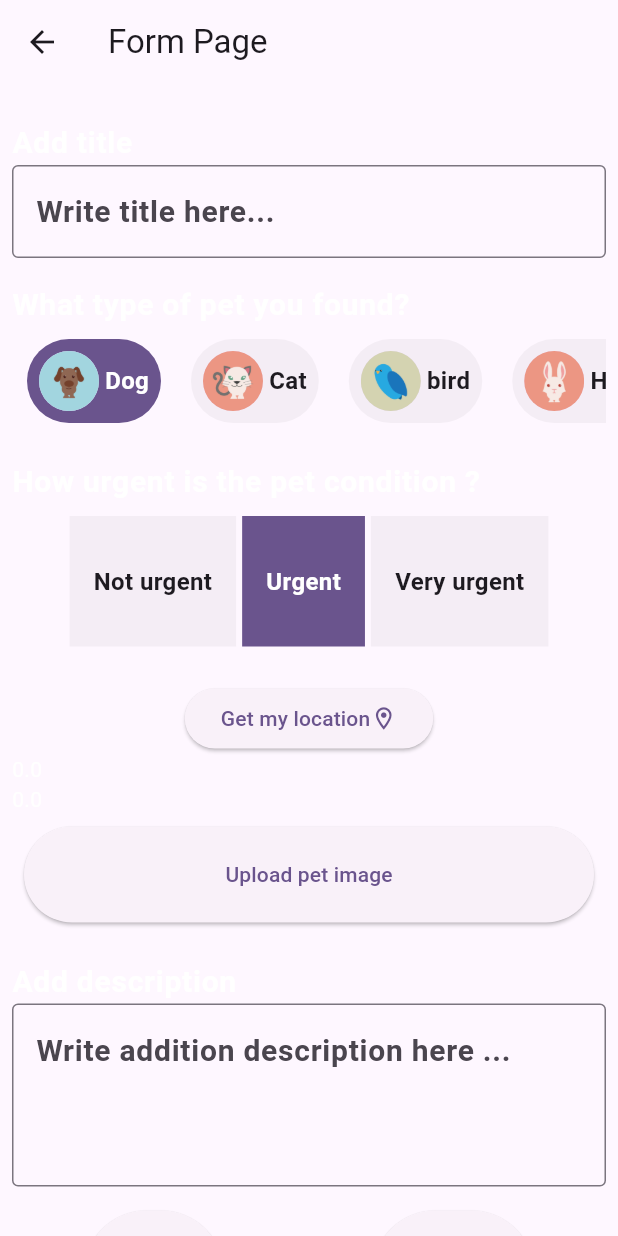
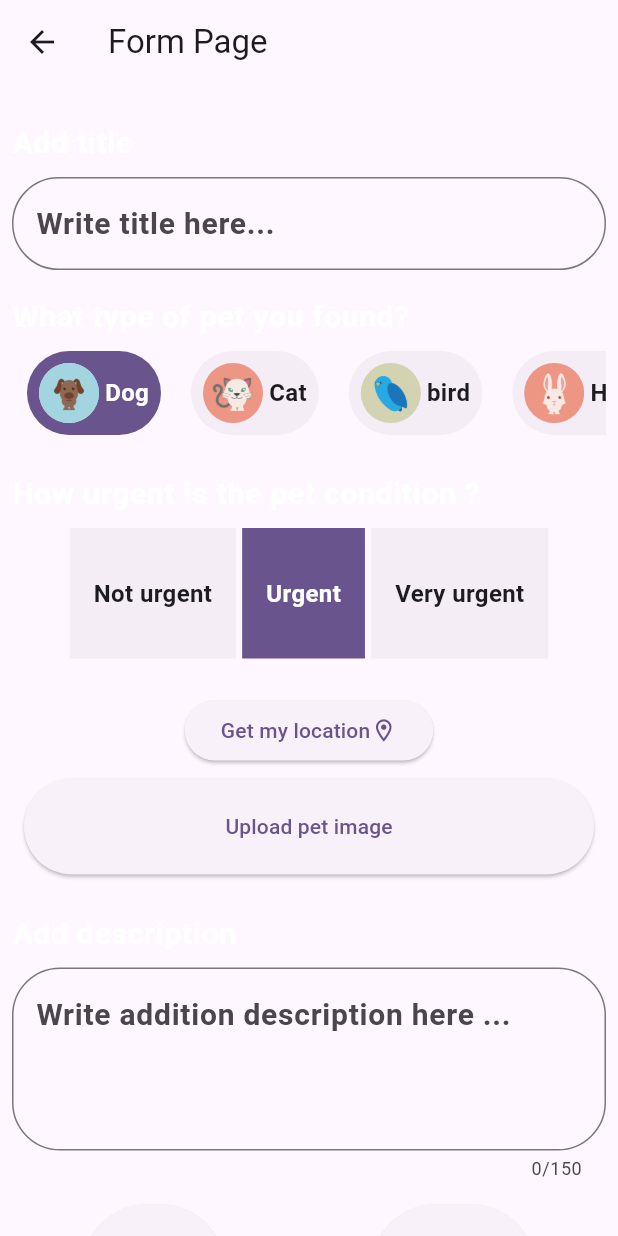
Before and after one commit to SeniorSam9/PetHelper, a Flutter app: the FormRoute screen opened directly, after a tap on "Get my location", on a phone screen of 412 x 824 dp. Run offline on Flutter 3.47's test engine with Material 3 defaults, Android fonts, the phone set to English and light mode, and no system bars; our stand-ins replace image_picker, location.

Commit message:
Fixed FormRoute.dart Added cityFinder.dart Imported http

```diff
--- a/lib/routes/FormRoute.dart
+++ b/lib/routes/FormRoute.dart
@@ -2,6 +2,7 @@ import 'dart:io';
 
 import 'package:flutter/material.dart';
 import 'package:image_picker/image_picker.dart';
+import 'package:swe463_project/utilities/cityFinder.dart';
 import '../utilities/locationFinder.dart';
 import '../utilities/imagePicker.dart';
 import '../components/CustomRadioButtonForPets.dart';
@@ -21,6 +22,9 @@ class _FormRouteState extends State<FormRoute> {
 
   String _urgentValue = 'Urgent';
   String _petKind = 'Dog';
+  late Map<String, double> _locationData;
+  XFile? _selectedImage = null;
+  String _city = 'Get my location';
 
   GlobalKey _buttonKey = GlobalKey();
 
@@ -41,13 +45,25 @@ class _FormRouteState extends State<FormRoute> {
                 /// title
                 SizedBox(height: 16.0),
                 Text("Add title", style: Theme.of(context).textTheme.bodyLarge),
+                SizedBox(height: 8.0),
                 TextFormField(
                   controller: _titleController,
+                  validator: (value) {
+                    if (value == null || value.isEmpty) {
+                      return 'Please fill in the title';
+                    }
+                    setState(() {
+                      _titleController.text = value;
+                    });
+                    return null;
+                  },
                   decoration: InputDecoration(
                       hintText: 'Write title here...',
                       border: OutlineInputBorder(
-                          borderSide: BorderSide(
-                              color: Theme.of(context).primaryColor))),
+                        borderRadius: BorderRadius.all(Radius.circular(32.0)),
+                        borderSide:
+                            BorderSide(color: Theme.of(context).primaryColor),
+                      )),
                 ),
 
                 /// pet kind
@@ -151,34 +167,41 @@ class _FormRouteState extends State<FormRoute> {
                 /// location lat & lng
                 SizedBox(height: 16.0),
                 Row(
+                  mainAxisAlignment: MainAxisAlignment.center,
                   children: [
-                    Spacer(),
                     ElevatedButton(
                       child: Row(
                         children: [
-                          Text("Get my location"),
+                          Text(_city),
                           Icon(Icons.location_on_outlined)
                         ],
                       ),
                       onPressed: () async {
-                        var locationData = await retrieveGPSLocation();
-                        if (locationData?['latitude'] == 0 &&
-                            locationData?['longitude'] == 0) {
+                        _locationData = (await retrieveGPSLocation())!;
+                        if (_locationData['latitude'] == 0 &&
+                            _locationData['longitude'] == 0) {
                           ScaffoldMessenger.of(context).showSnackBar(SnackBar(
                               content: Text("Unable to get location")));
                           return;
                         }
+                        _city = (await fetchCityFromCoordinates(
+                            lat: _locationData['latitude'],
+                            lng: _locationData['longitude']))!;
+                        if (_city == 'Get my location') {
+                          ScaffoldMessenger.of(context).showSnackBar(SnackBar(
+                              content: Text("Unable to get location")));
+                          return;
+                        }
+
                         setState(() {
-                          _lat = locationData!['latitude']!;
-                          _lng = locationData['longitude']!;
+                          _lat = _locationData['latitude']!;
+                          _lng = _locationData['longitude']!;
+                          _city;
                         });
                       },
                     ),
-                    Spacer(),
                   ],
                 ),
-                Text(_lat.toString()),
-                Text(_lng.toString()),
 
                 /// upload
                 Container(
@@ -189,15 +212,18 @@ class _FormRouteState extends State<FormRoute> {
                     key: _buttonKey,
                     child: Text("Upload pet image"),
                     onPressed: () async {
-                      XFile? selectedImage = await pickImages();
+                      _selectedImage = await pickImages();
+                      if (_selectedImage == null) return;
+                      Theme.of(context).platform;
                       showDialog(
                         context: context,
                         builder: (BuildContext context) {
                           return AlertDialog(
                             title: Text('Selected Image'),
                             content: Container(
-                                width: double.maxFinite,
-                                child: Image.file(File(selectedImage!.path))),
+                              width: double.maxFinite,
+                              child: getImageAlertDialog(_selectedImage!.path),
+                            ),
                             actions: [
                               TextButton(
                                 child: Text('Confirm'),
@@ -225,13 +251,25 @@ class _FormRouteState extends State<FormRoute> {
                 SizedBox(height: 16.0),
                 Text("Add description",
                     style: Theme.of(context).textTheme.bodyLarge),
+                SizedBox(height: 8.0),
                 TextFormField(
+                  maxLength: 150,
                   minLines: 3,
                   maxLines: 4,
                   controller: _descriptionController,
+                  validator: (value) {
+                    if (value == null || value.isEmpty) {
+                      return 'Please fill in the description';
+                    }
+                    setState(() {
+                      _descriptionController.text = value;
+                    });
+                    return null;
+                  },
                   decoration: InputDecoration(
                       hintText: 'Write addition description here ...',
                       border: OutlineInputBorder(
+                          borderRadius: BorderRadius.all(Radius.circular(32.0)),
                           borderSide: BorderSide(
                               color: Theme.of(context).primaryColor))),
                 ),
@@ -245,7 +283,15 @@ class _FormRouteState extends State<FormRoute> {
                     children: [
                       ElevatedButton(
                           // TODO: add post logic
-                          onPressed: () {},
+                          onPressed: () {
+                            if (_formKey.currentState!.validate() &&
+                                _locationData['latitude'] != 0 &&
+                                _locationData['longitude'] != 0 &&
+                                _selectedImage != null) {
+                              _formKey.currentState!.save();
+                              // The form is valid, proceed with POST logic
+                            }
+                          },
                           child: Text("Post"),
                           style: ElevatedButton.styleFrom(
                               padding: EdgeInsets.all(32.0))),
@@ -260,8 +306,18 @@ class _FormRouteState extends State<FormRoute> {
                   ),
                 ),
 
-                /// aux
+                /// aux - testing
                 SizedBox(height: 96.0),
+                Text(_titleController.text,
+                    style: TextStyle(color: Colors.red)),
+                Text(_petKind, style: TextStyle(color: Colors.red)),
+                Text(_urgentValue, style: TextStyle(color: Colors.red)),
+                Text(_lat.toString(), style: TextStyle(color: Colors.red)),
+                Text(_lng.toString(), style: TextStyle(color: Colors.red)),
+                Text(_descriptionController.text,
+                    style: TextStyle(color: Colors.red)),
+                Text(_selectedImage?.path ?? "",
+                    style: TextStyle(color: Colors.red))
               ],
             ),
           ),
@@ -269,4 +325,13 @@ class _FormRouteState extends State<FormRoute> {
       ),
     );
   }
+
+  Image getImageAlertDialog(String path) {
+    TargetPlatform platform = Theme.of(context).platform;
+    if (platform == TargetPlatform.android || platform == TargetPlatform.iOS) {
+      return Image.file(File(path));
+    } else {
+      return Image.network(path);
+    }
+  }
 }
--- a/pubspec.yaml
+++ b/pubspec.yaml
@@ -33,6 +33,7 @@ dependencies:
   location: ^5.0.0
   image_picker: ^0.8.4+1
   provider: ^6.1.1
+  http: ^0.13.6
 
   # The following adds the Cupertino Icons font to your application.
   # Use with the CupertinoIcons class for iOS style icons.
```
Also changed, not shown: lib/utilities/cityFinder.dart (added, +20 -0 lines), pubspec.lock.
